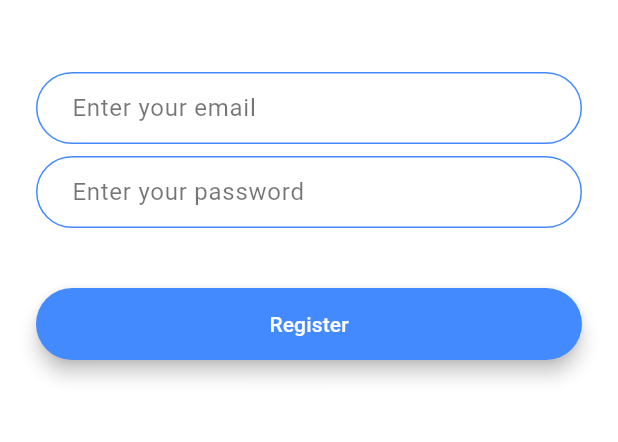
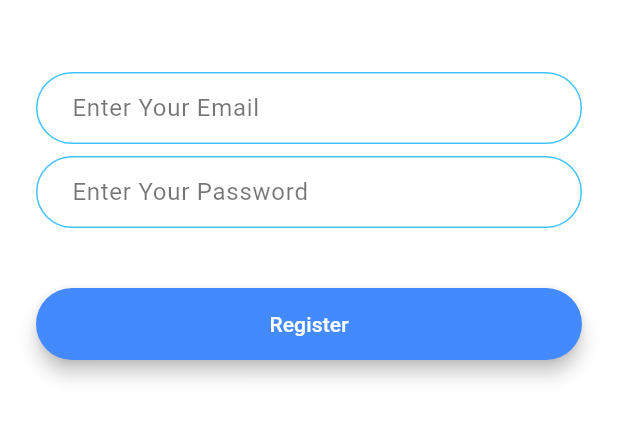
Before and after one commit to dizzpy/ChatMe-Flutter, a Flutter app: the screen it shows after launch, after a tap on "Register", on a phone screen of 412 x 824 dp, the part 576-1018 px from its top. Run offline on Flutter 3.47's test engine with Material 3 defaults, Android fonts, the phone set to English and light mode, and no system bars.

Commit message:
TextInputFields are refactored

```diff
--- a/lib/componets/rounded_button.dart
+++ b/lib/componets/rounded_button.dart
@@ -25,6 +25,9 @@ class RoundedButton extends StatelessWidget {
           height: 42.0,
           child: Text(
             title,
+            style: TextStyle(
+              color: Colors.white,
+            ),
           ),
         ),
       ),
--- a/lib/constants.dart
+++ b/lib/constants.dart
@@ -17,3 +17,20 @@ const kMessageContainerDecoration = BoxDecoration(
     top: BorderSide(color: Colors.lightBlueAccent, width: 2.0),
   ),
 );
+
+const kTextInputFieldDecoration = InputDecoration(
+  hintText: 'Enter your email',
+  hintStyle: TextStyle(color: Colors.black54),
+  contentPadding: EdgeInsets.symmetric(vertical: 10.0, horizontal: 20.0),
+  border: OutlineInputBorder(
+    borderRadius: BorderRadius.all(Radius.circular(32.0)),
+  ),
+  enabledBorder: OutlineInputBorder(
+    borderSide: BorderSide(color: Colors.lightBlueAccent, width: 1.0),
+    borderRadius: BorderRadius.all(Radius.circular(32.0)),
+  ),
+  focusedBorder: OutlineInputBorder(
+    borderSide: BorderSide(color: Colors.lightBlueAccent, width: 2.0),
+    borderRadius: BorderRadius.all(Radius.circular(32.0)),
+  ),
+);
--- a/lib/main.dart
+++ b/lib/main.dart
@@ -18,11 +18,6 @@ class FlashChat extends StatelessWidget {
         LoginScreen.id: (context) => LoginScreen(),
         RegistrationScreen.id: (context) => RegistrationScreen(),
       },
-      theme: ThemeData.dark().copyWith(
-        textTheme: TextTheme(
-          bodySmall: TextStyle(color: Colors.black54),
-        ),
-      ),
       home: WelcomeScreen(),
     );
   }
--- a/lib/screens/registration_screen.dart
+++ b/lib/screens/registration_screen.dart
@@ -1,4 +1,5 @@
 import 'package:firebase_chatapp/componets/rounded_button.dart';
+import 'package:firebase_chatapp/constants.dart';
 import 'package:flutter/material.dart';
 
 class RegistrationScreen extends StatefulWidget {
@@ -32,23 +33,8 @@ class _RegistrationScreenState extends State<RegistrationScreen> {
               onChanged: (value) {
                 //Do something with the user input.
               },
-              decoration: InputDecoration(
-                hintText: 'Enter your email',
-                hintStyle: TextStyle(color: Colors.black54),
-                contentPadding:
-                    EdgeInsets.symmetric(vertical: 10.0, horizontal: 20.0),
-                border: OutlineInputBorder(
-                  borderRadius: BorderRadius.all(Radius.circular(32.0)),
-                ),
-                enabledBorder: OutlineInputBorder(
-                  borderSide: BorderSide(color: Colors.blueAccent, width: 1.0),
-                  borderRadius: BorderRadius.all(Radius.circular(32.0)),
-                ),
-                focusedBorder: OutlineInputBorder(
-                  borderSide: BorderSide(color: Colors.blueAccent, width: 2.0),
-                  borderRadius: BorderRadius.all(Radius.circular(32.0)),
-                ),
-              ),
+              decoration: kTextInputFieldDecoration.copyWith(
+                  hintText: 'Enter Your Email'),
             ),
             SizedBox(
               height: 8.0,
@@ -57,23 +43,8 @@ class _RegistrationScreenState extends State<RegistrationScreen> {
               onChanged: (value) {
                 //Do something with the user input.
               },
-              decoration: InputDecoration(
-                hintText: 'Enter your password',
-                hintStyle: TextStyle(color: Colors.black54),
-                contentPadding:
-                    EdgeInsets.symmetric(vertical: 10.0, horizontal: 20.0),
-                border: OutlineInputBorder(
-                  borderRadius: BorderRadius.all(Radius.circular(32.0)),
-                ),
-                enabledBorder: OutlineInputBorder(
-                  borderSide: BorderSide(color: Colors.blueAccent, width: 1.0),
-                  borderRadius: BorderRadius.all(Radius.circular(32.0)),
-                ),
-                focusedBorder: OutlineInputBorder(
-                  borderSide: BorderSide(color: Colors.blueAccent, width: 2.0),
-                  borderRadius: BorderRadius.all(Radius.circular(32.0)),
-                ),
-              ),
+              decoration: kTextInputFieldDecoration.copyWith(
+                  hintText: 'Enter Your Password'),
             ),
             SizedBox(
               height: 24.0,
```
Also changed, not shown: lib/screens/login_screen.dart (+5 -38 lines).
